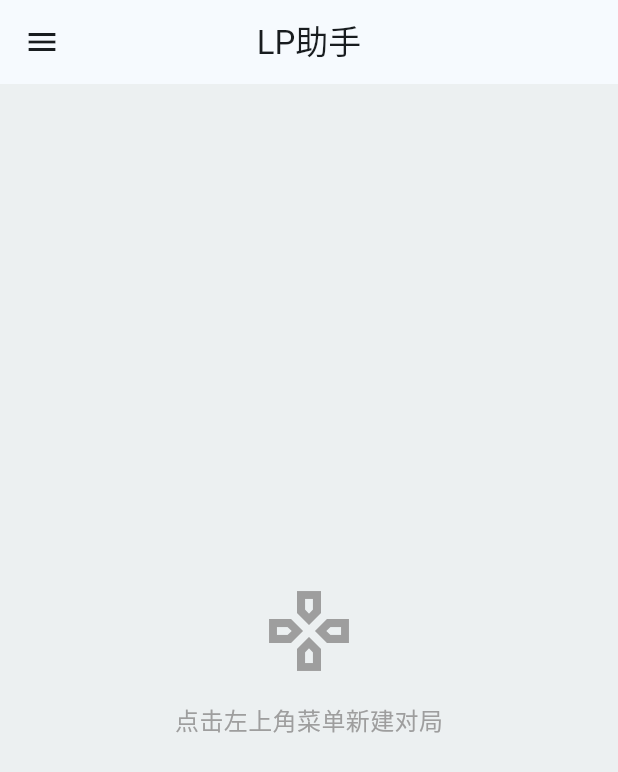
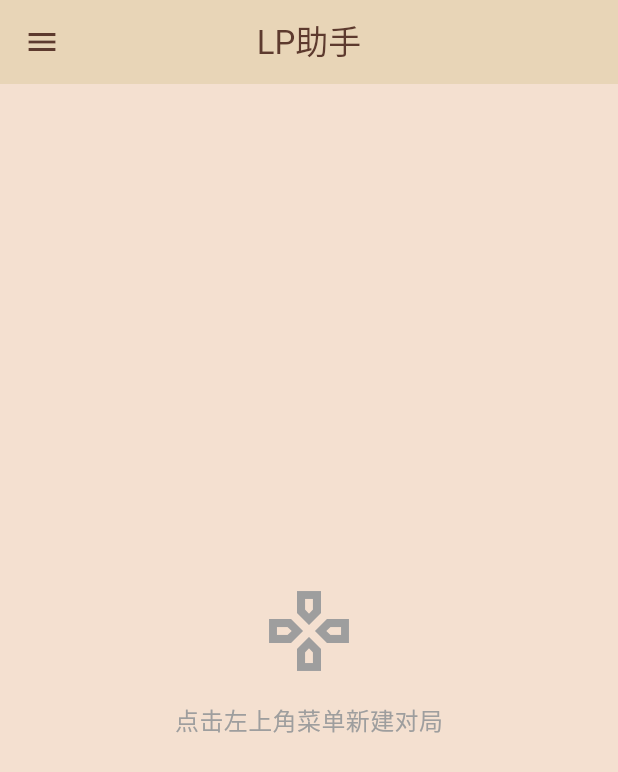
Before and after one commit to Acc0m48/Yu-Gi-Oh.LP-helper, a Flutter app: the screen it shows after launch, on a phone screen of 412 x 824 dp. Shown: the top 772 px of the screen. Run offline on Flutter 3.47's test engine with Material 3 defaults, Android fonts, the phone set to English and light mode, and no system bars.

Commit message:
主题：棕色系调色板（浅米背景/深棕文字）

```diff
--- a/lib/theme.dart
+++ b/lib/theme.dart
@@ -1,42 +1,66 @@
 import 'package:flutter/material.dart';
 
 class AppColors {
-  // Backgrounds
-  static const Color lightBg = Color(0xFFECF0F1);
-  static const Color darkBg = Color(0xFF2F3542);
+  // Brown palette — light to deep
+  static const Color cream = Color(0xFFF4E0D0);       // 最浅 - 背景
+  static const Color beige = Color(0xFFE8D5B7);       // 浅米 - 卡片/表面
+  static const Color peach = Color(0xFFF2C2A0);       // 桃色 - 容器
+  static const Color gold = Color(0xFFFFB347);         // 金黄 - 强调/硬币
+  static const Color amber = Color(0xFFFF8C42);        // 琥珀 - 积极/按钮
+  static const Color brown = Color(0xFFC4A484);        // 棕色 - 次级文本
+  static const Color terracotta = Color(0xFFD96C4A);   // 赤陶 - 主色/负面
+  static const Color coral = Color(0xFFF08080);        // 珊瑚 - 警告/软负面
 
-  // Accent colors
-  static const Color gold = Color(0xFFECC668);      // 硬币、高亮
-  static const Color coral = Color(0xFFFF7F50);     // 按钮、强调
-  static const Color pink = Color(0xFFFF6B81);      // 防御、软负面
-  static const Color steel = Color(0xFF95AFC0);     // 次要、信息
-  static const Color red = Color(0xFFD63031);       // LP扣减、删除
-  static const Color lightPink = Color(0xFFFF9FF3); // 特殊、魔法
-  static const Color orange = Color(0xFFE58E26);    // LP增加、积极
-
-  // Derived
-  static const Color lpPositive = Color(0xFF27AE60);
-  static const Color lpNegative = Color(0xFFD63031);
+  // Semantic
+  static const Color lpPositive = Color(0xFFFF8C42);
+  static const Color lpNegative = Color(0xFFD96C4A);
+  static const Color coinColor = Color(0xFFFFB347);
+  static const Color diceColor = Color(0xFFD96C4A);
+  static const Color quick500 = Color(0xFFC4A484);
+  static const Color quick1000 = Color(0xFFD96C4A);
 }
 
 ThemeData buildLightTheme() {
-  const seed = AppColors.steel;
+  const seed = AppColors.terracotta;
   return ThemeData(
     colorSchemeSeed: seed,
     useMaterial3: true,
     brightness: Brightness.light,
-    scaffoldBackgroundColor: AppColors.lightBg,
+    scaffoldBackgroundColor: AppColors.cream,
     cardTheme: const CardThemeData(surfaceTintColor: Colors.transparent),
+    appBarTheme: const AppBarTheme(
+      backgroundColor: AppColors.beige,
+      foregroundColor: Color(0xFF5D3A2E),
+    ),
+    navigationBarTheme: NavigationBarThemeData(
+      backgroundColor: AppColors.beige,
+      indicatorColor: AppColors.peach,
+    ),
+    inputDecorationTheme: InputDecorationTheme(
+      filled: true,
+      fillColor: AppColors.cream,
+    ),
   );
 }
 
 ThemeData buildDarkTheme() {
-  const seed = AppColors.steel;
+  const seed = AppColors.gold;
   return ThemeData(
     colorSchemeSeed: seed,
     useMaterial3: true,
     brightness: Brightness.dark,
-    scaffoldBackgroundColor: AppColors.darkBg,
+    scaffoldBackgroundColor: const Color(0xFF3B2D26),
     cardTheme: const CardThemeData(surfaceTintColor: Colors.transparent),
+    appBarTheme: const AppBarTheme(
+      backgroundColor: Color(0xFF4A382F),
+    ),
+    navigationBarTheme: NavigationBarThemeData(
+      backgroundColor: const Color(0xFF4A382F),
+      indicatorColor: AppColors.brown.withOpacity(0.4),
+    ),
+    inputDecorationTheme: InputDecorationTheme(
+      filled: true,
+      fillColor: const Color(0xFF2A1F1A),
+    ),
   );
 }
```
